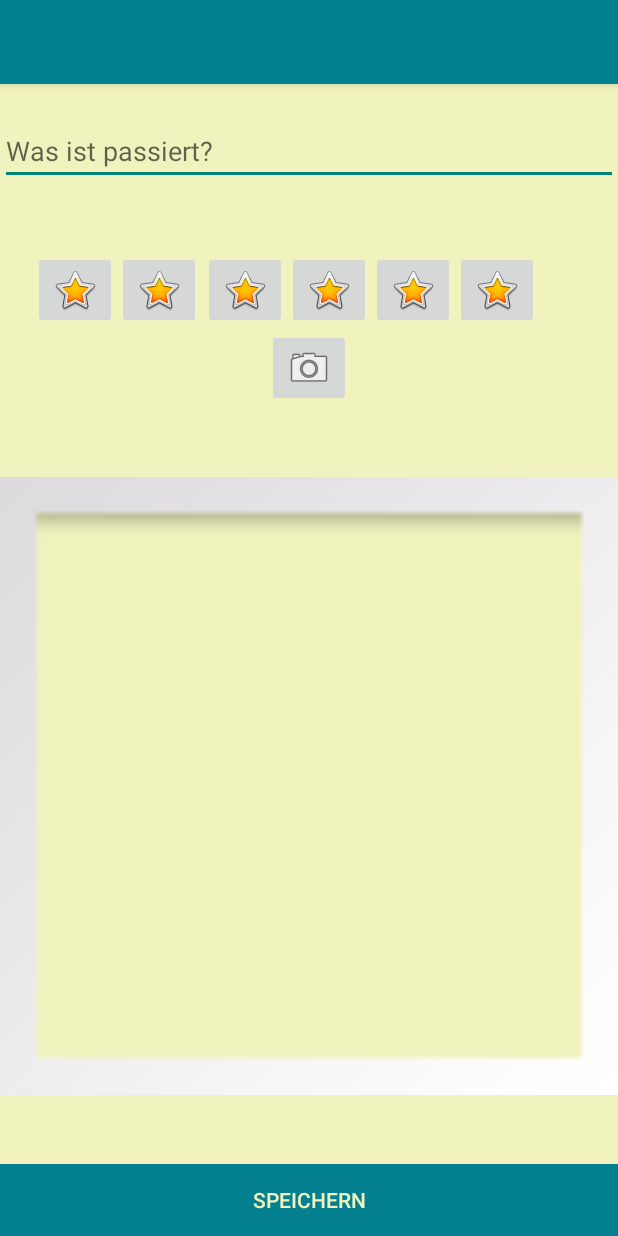
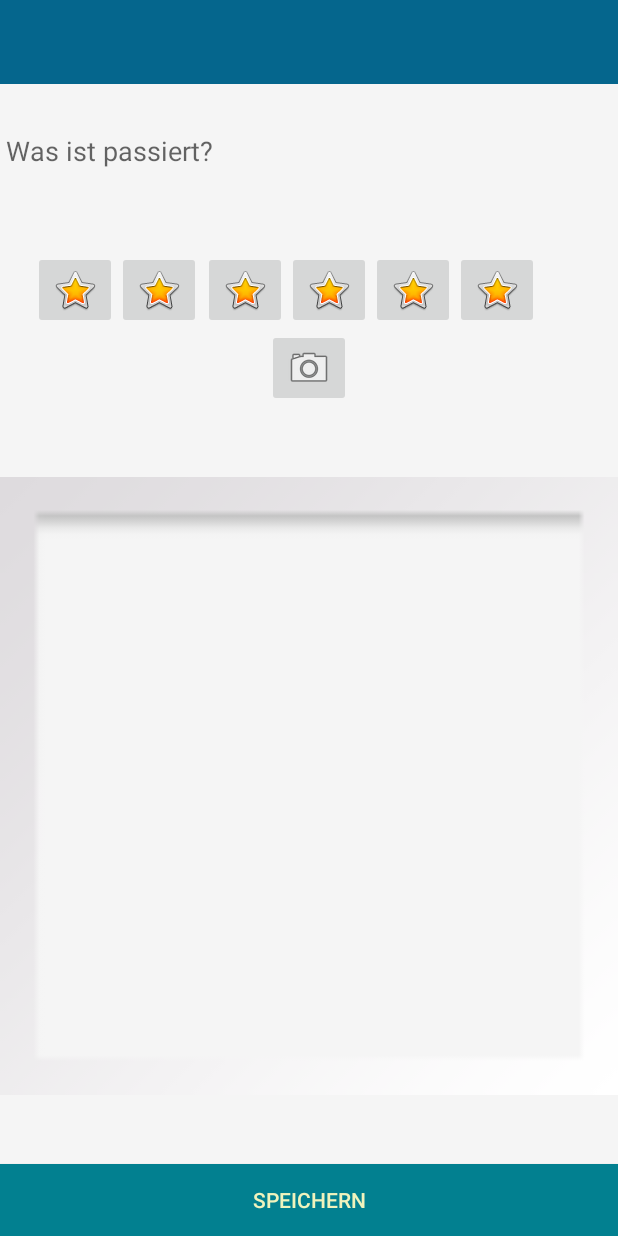
Before and after one commit to eerive/think_negative, an Android app: the layout input_mask.xml on its own in the app's theme, with its tools: preview values and no code run, on a phone screen of 412 x 824 dp. Run offline under Robolectric (Android 15) with nearby library versions, the phone set to English and light mode, and no system bars.

Commit message:
rebuilt actionbar

```diff
--- a/app/src/main/java/ss17/droid/unir/thinknegative/SampleSlide.java
+++ b/app/src/main/java/ss17/droid/unir/thinknegative/SampleSlide.java
@@ -15,7 +15,6 @@ public class SampleSlide extends Fragment {
 
     public static SampleSlide newInstance(int layoutResId) {
         SampleSlide sampleSlide = new SampleSlide();
-
         Bundle args = new Bundle();
         args.putInt(ARG_LAYOUT_RES_ID, layoutResId);
         sampleSlide.setArguments(args);
--- a/app/src/main/res/layout/input_mask.xml
+++ b/app/src/main/res/layout/input_mask.xml
@@ -14,7 +14,7 @@
             android:orientation="vertical"
             android:layout_width="match_parent"
             android:layout_height="match_parent"
-            android:background="@color/PaleBud"
+            android:background="@color/WhiteSmoke"
             android:weightSum="1">
 
         <ImageButton
@@ -28,17 +28,6 @@
             app:srcCompat="@android:drawable/btn_star_big_on" />
 
         <!-- https://www.youtube.com/watch?v=bmeSXhAtDDk  (set title)-->
-        <android.support.v7.widget.Toolbar
-            android:id="@+id/my_toolbar"
-            android:layout_width="match_parent"
-            android:layout_height="wrap_content"
-            android:background="@color/MetallicSeaweed"
-            android:elevation="4dp"
-            android:theme="@style/ThemeOverlay.AppCompat.ActionBar"
-            app:popupTheme="@style/ThemeOverlay.AppCompat.Light"
-
-            android:layout_alignParentTop="true"
-            android:layout_alignParentStart="true" />
 
 
                 <!--https://developer.android.com/training/appbar/setting-up.html
@@ -49,13 +38,14 @@
             android:layout_width="match_parent"
             android:layout_height="wrap_content"
             android:layout_alignParentStart="true"
-            android:layout_below="@+id/my_toolbar"
             android:layout_marginTop="22dp"
-            android:layout_weight="0.09"
+
             android:hint="@string/hint_what"
             android:inputType="textMultiLine"
             android:maxLines="3"/>
 
+                <!--android:layout_below="@+id/my_toolbar"
+                        android:layout_weight="0.09"-->
         <Button
             android:id="@+id/sendButton"
             style="@style/Widget.AppCompat.Button.Colored"
@@ -128,6 +118,7 @@
             android:layout_above="@+id/sendButton" />
         </RelativeLayout>
 
+
     <android.support.design.widget.NavigationView
         android:layout_width="wrap_content"
         android:layout_height="match_parent"
--- a/app/src/main/res/values/styles.xml
+++ b/app/src/main/res/values/styles.xml
@@ -2,9 +2,9 @@
 
     <style name="AppTheme" parent="Theme.AppCompat.Light.DarkActionBar">
         <!-- Customize your theme here. -->
-        <item name="colorPrimary">@color/DarkCyan</item>
-        <item name="colorPrimaryDark">@color/colorPrimaryDark</item>
-        <item name="colorAccent">@color/colorAccent</item>
+        <item name="colorPrimary">@color/MetallicSeaweed</item>
+        <item name="colorPrimaryDark">@color/SeaBlue</item>
+        <item name="colorAccent">@color/WhiteSmoke</item>
     </style>
 
     <!--SPLASH SCREEN-->
@@ -13,7 +13,6 @@
     </style>
 
     <style name="FullscreenTheme" parent="Theme.AppCompat.Light.NoActionBar">
-        <!-- Customize your theme here. -->
         <item name="android:windowTranslucentStatus">true</item>
     </style>
 
```
Also changed, not shown: app/src/main/AndroidManifest.xml (+5 -3 lines), app/src/main/java/ss17/droid/unir/thinknegative/StartScreenActivity.java (+19 -0 lines). Lines whose indentation alone changed are shown as unchanged.
